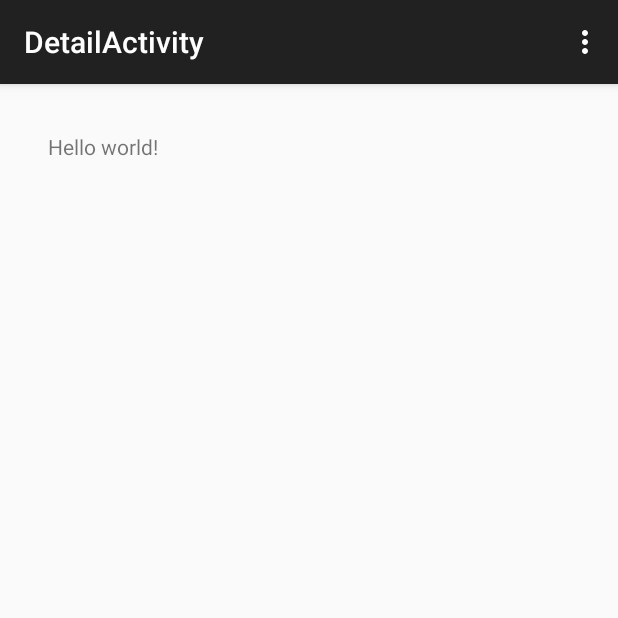
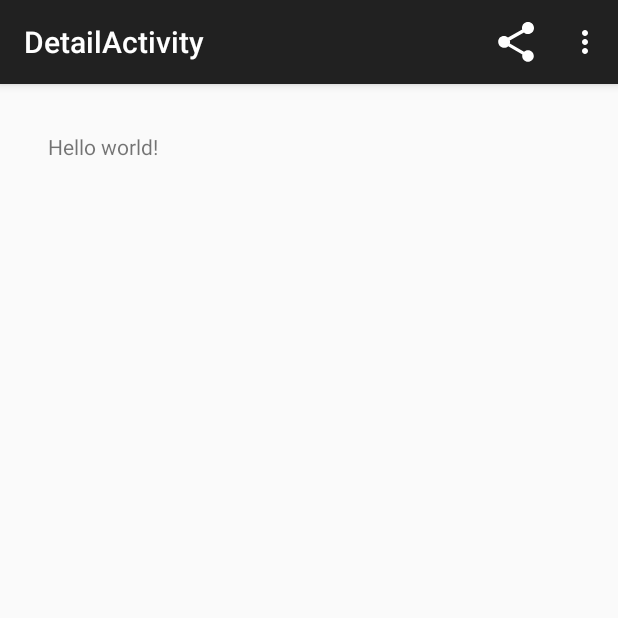
Before and after one commit to josephmokenela/sunshine, an Android app: the DetailActivity screen opened directly, with no data from a screen before it, on a phone screen of 412 x 824 dp, the top half of it. Run offline under Robolectric (Android 15) with nearby library versions, the phone set to English and light mode, and no system bars; 1 statement that could not run was skipped.

Commit message:
Add the share action intent

```diff
--- a/app/src/main/java/mmjmicrosystems/co/za/sunshine/app/DetailActivity.java
+++ b/app/src/main/java/mmjmicrosystems/co/za/sunshine/app/DetailActivity.java
@@ -2,10 +2,14 @@ package mmjmicrosystems.co.za.sunshine.app;
 
 import android.content.Intent;
 import android.support.v4.app.Fragment;
+import android.support.v4.view.MenuItemCompat;
 import android.support.v7.app.ActionBarActivity;
 import android.os.Bundle;
+import android.support.v7.widget.ShareActionProvider;
+import android.util.Log;
 import android.view.LayoutInflater;
 import android.view.Menu;
+import android.view.MenuInflater;
 import android.view.MenuItem;
 import android.view.View;
 import android.view.ViewGroup;
@@ -20,7 +24,7 @@ public class DetailActivity extends ActionBarActivity {
         setContentView(R.layout.activity_detail);
 
         if (savedInstanceState == null) {
-            getSupportFragmentManager().beginTransaction().add(R.id.container, new PlaceholderFragment()).commit();
+            getSupportFragmentManager().beginTransaction().add(R.id.container, new DetailFragment()).commit();
         }
     }
 
@@ -51,22 +55,63 @@ public class DetailActivity extends ActionBarActivity {
     /**
      * A placeholder fragment containing a simple view.
      */
-    public static class PlaceholderFragment extends Fragment {
+    public static class DetailFragment extends Fragment {
 
-        public PlaceholderFragment() {
+        private static final String LOG_TAG = DetailFragment.class.getSimpleName();
+
+        private static final String FORECAST_SHARE_HASHING = "#SunshineApp";
+
+        private String mForecastStr;
+
+
+        public DetailFragment() {
+
+            setHasOptionsMenu(true);
         }
 
         @Override
         public View onCreateView(LayoutInflater inflater, ViewGroup container,
                                  Bundle savedInstanceState) {
+            //The details activity called via the Intent
             Intent intent = getActivity().getIntent();
             View rootView = inflater.inflate(R.layout.fragment_detail, container, false);
             if (intent != null && intent.hasExtra(Intent.EXTRA_TEXT)) {
-                String forecast = intent.getStringExtra(Intent.EXTRA_TEXT);
+                mForecastStr = intent.getStringExtra(Intent.EXTRA_TEXT);
                 TextView detailText = (TextView) rootView.findViewById(R.id.detail_text);
-                detailText.setText(forecast);
+                detailText.setText(mForecastStr);
             }
             return rootView;
         }
+
+        @Override
+        public void onCreateOptionsMenu(Menu menu, MenuInflater inflater) {
+            // Inflate this menu, this adds items to the action bar if present
+            inflater.inflate(R.menu.detailfragment, menu);
+
+            // Retrieve the share menu item
+            MenuItem menuItem = menu.getItem(R.id.action_share);
+
+            // Get the provider and hold onto it to set/change the share intent.
+            ShareActionProvider mShareActionProvider =
+                    (ShareActionProvider) MenuItemCompat.getActionProvider(menuItem);
+
+            // Attach an intent to this ShareActionProvider.  You can update this at any time,
+            // like when the user selects a new piece of data they might like to share.
+
+            if (mShareActionProvider != null) {
+                mShareActionProvider.setShareIntent(createShareForecastIntent());
+            } else {
+                Log.d(LOG_TAG, "ShareAction Provider is null");
+            }
+        }
+
+        private Intent createShareForecastIntent() {
+            Intent shareIntent = new Intent(Intent.ACTION_SEND);
+            shareIntent.addFlags(Intent.FLAG_ACTIVITY_CLEAR_WHEN_TASK_RESET);
+            shareIntent.setType("text/plain");
+            shareIntent.putExtra(Intent.EXTRA_TEXT, mForecastStr + FORECAST_SHARE_HASHING);
+
+            return shareIntent;
+        }
     }
 }
--- a/app/src/main/java/mmjmicrosystems/co/za/sunshine/app/MainActivity.java
+++ b/app/src/main/java/mmjmicrosystems/co/za/sunshine/app/MainActivity.java
@@ -9,10 +9,6 @@ import android.os.Bundle;
 import android.util.Log;
 import android.view.Menu;
 import android.view.MenuItem;
-
-
-
-
 
 
 public class MainActivity extends ActionBarActivity {
--- /dev/null
+++ b/app/src/main/res/menu/detailfragment.xml
@@ -0,0 +1,10 @@
+<?xml version="1.0" encoding="utf-8"?>
+<menu xmlns:android="http://schemas.android.com/apk/res/android"
+    xmlns:app="http://schemas.android.com/apk/res-auto">
+
+    <item android:id="@+id/action_share"
+        android:title="@string/action_share"
+        app:showAsAction="always"
+        app:actionProviderClass="android.support.v7.widget.ShareActionProvider" />
+
+</menu>
--- a/app/src/main/res/values/strings.xml
+++ b/app/src/main/res/values/strings.xml
@@ -4,6 +4,7 @@
 
     <string name="action_settings">Settings</string>
     <string name="action_map">Map Location</string>
+    <string name="action_share">Share</string>
 
     <string name="today_date">February 17</string>
     <string name="maximum_temperature">21</string>
```
